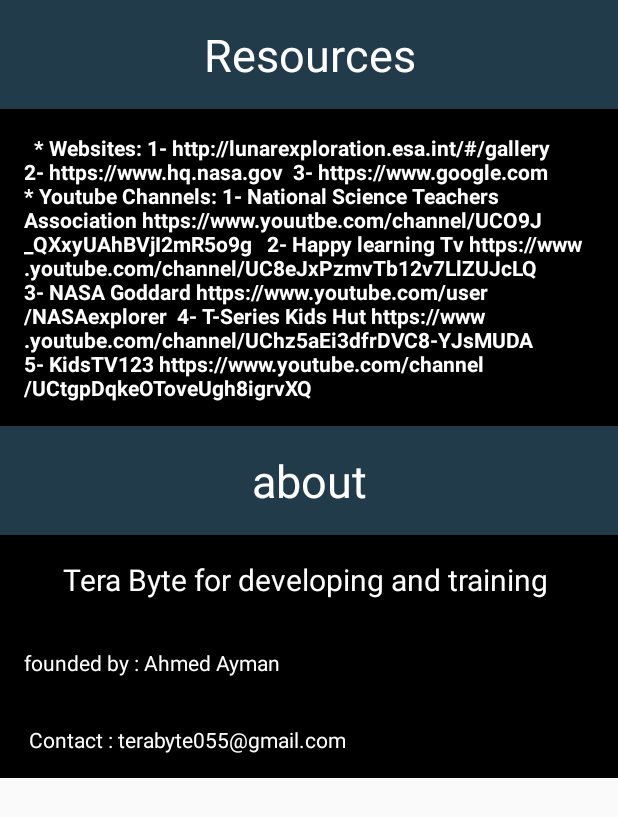
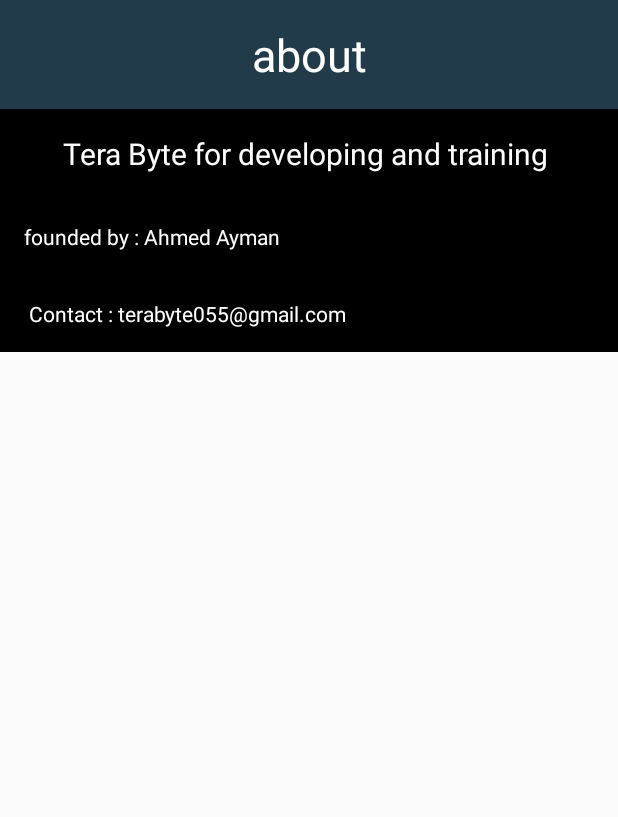
Before and after one commit to Ahmed-Ayman/GoogleStudyJamFinalProject, an Android app: the layout activity_credit.xml on its own in the app's theme, with its tools: preview values and no code run, on a phone screen of 412 x 824 dp. Shown: the top 817 px of the screen. Run offline under Robolectric (Android 15) with nearby library versions, the phone set to English and light mode, and no system bars.

Commit message:
Update activity_credit.xml

```diff
--- a/app/src/main/res/layout/activity_credit.xml
+++ b/app/src/main/res/layout/activity_credit.xml
@@ -13,53 +13,7 @@
     android:background="#000000"
     tools:context=".Options.credit">
 
-<TextView
-    android:layout_width="match_parent"
 
-    android:layout_height="wrap_content"
-    android:padding="@dimen/activity_horizontal_margin"
-    android:gravity="center_horizontal"
-    android:background="#213b4b"
-    android:textColor="@android:color/white"
-
-    android:textSize="30sp"
-    android:text="Resources"/>
-    <TextView
-    android:layout_width="match_parent"
-    android:layout_height="match_parent"
-    android:textColor="#ffffff"
-    android:padding="@dimen/activity_horizontal_margin"
-    android:textStyle="bold"
-    android:text="
-
-* Websites:
-1- http://lunarexploration.esa.int/#/gallery
-
-2- https://www.hq.nasa.gov
-
-3- https://www.google.com
-
-
-
-* Youtube Channels:
-1- National Science Teachers Association
-https://www.youutbe.com/channel/UCO9J_QXxyUAhBVjI2mR5o9g
-
-
-2- Happy learning Tv
-https://www.youtube.com/channel/UC8eJxPzmvTb12v7LlZUJcLQ
-
-
-3- NASA Goddard
-https://www.youtube.com/user/NASAexplorer
-
-4- T-Series Kids Hut
-https://www.youtube.com/channel/UChz5aEi3dfrDVC8-YJsMUDA
-
-5- KidsTV123
-https://www.youtube.com/channel/UCtgpDqkeOToveUgh8igrvXQ
-
-"/>
     <TextView
         android:layout_width="match_parent"
 
```
